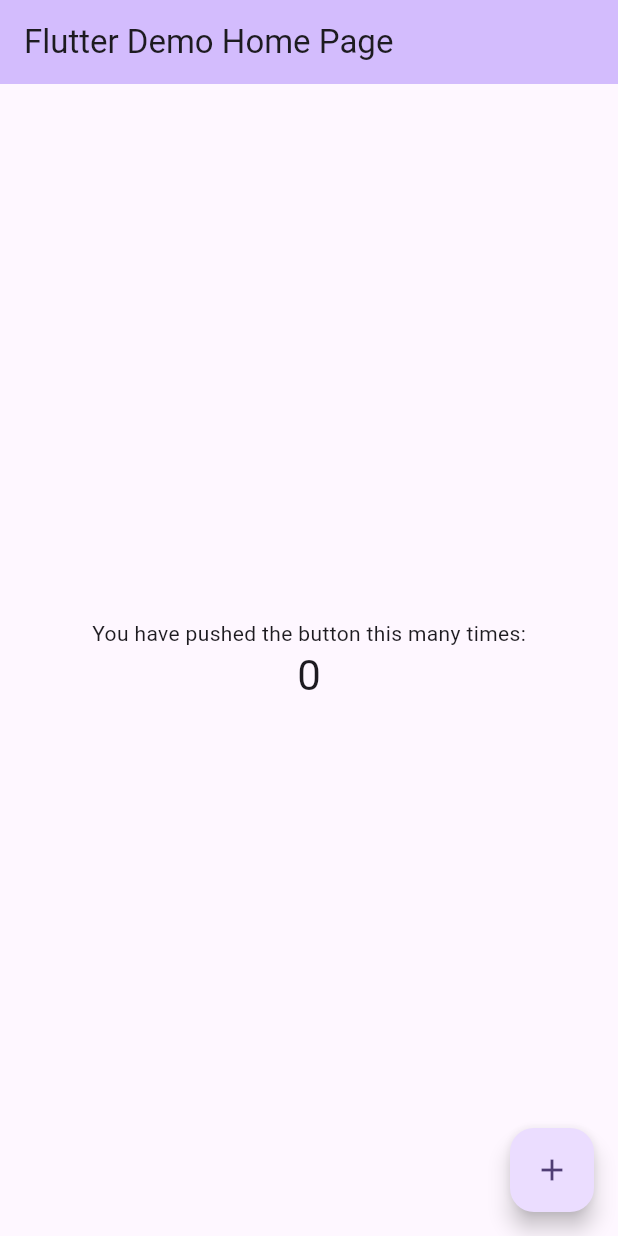
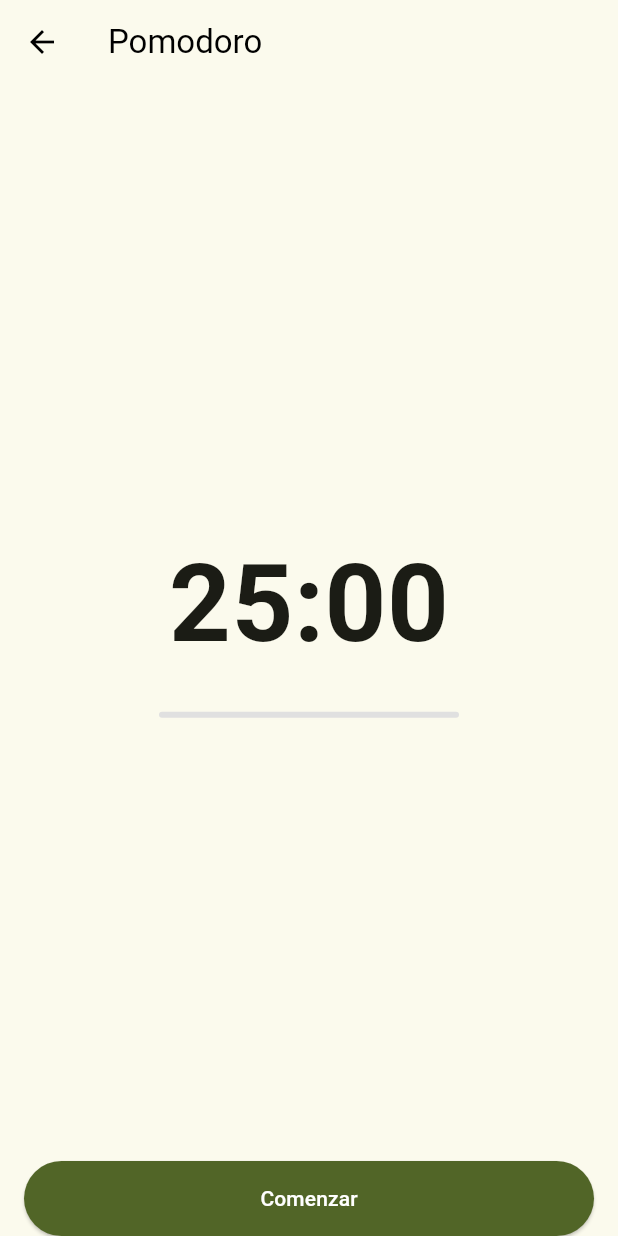
Before and after one commit to dasafodev/pomotask, a Flutter app: the screen it shows after launch, on a phone screen of 412 x 824 dp. Run offline on Flutter 3.47's test engine with Material 3 defaults, Android fonts, the phone set to English and light mode, and no system bars.

Commit message:
feat: pomodoro

```diff
--- a/lib/main.dart
+++ b/lib/main.dart
@@ -1,4 +1,5 @@
 import 'package:flutter/material.dart';
+import 'package:pomotask/pomodoro/pomodoro_view.dart';
 
 void main() {
   runApp(const MyApp());
@@ -7,75 +8,25 @@ void main() {
 class MyApp extends StatelessWidget {
   const MyApp({super.key});
 
-  // This widget is the root of your application.
   @override
   Widget build(BuildContext context) {
     return MaterialApp(
-      title: 'Flutter Demo',
+      title: 'Pomotask',
       theme: ThemeData(
-        colorScheme: ColorScheme.fromSeed(seedColor: Colors.deepPurple),
+        scaffoldBackgroundColor: const Color(0xffFBFAED),
+        primaryColor: const Color(0xffFBFAED),
+        highlightColor: const Color(0xffFBFAED),
+        appBarTheme: const AppBarTheme(
+          backgroundColor: Color(0xffFBFAED),
+          foregroundColor: Colors.black,
+        ),
+        colorScheme: ColorScheme.fromSeed(
+          seedColor: const Color(0xffFBFAED),
+          brightness: Brightness.light,
+        ),
         useMaterial3: true,
       ),
-      home: const MyHomePage(title: 'Flutter Demo Home Page'),
+      home: const PomodoroScreen(),
     );
   }
 }
-
-class MyHomePage extends StatefulWidget {
-  const MyHomePage({super.key, required this.title});
-
-  final String title;
-
-  @override
-  State<MyHomePage> createState() => _MyHomePageState();
-}
-
-class _MyHomePageState extends State<MyHomePage> {
-  int _counter = 0;
-
-  void _incrementCounter() {
-    setState(() {
-      _counter++;
-    });
-  }
-
-  @override
-  Widget build(BuildContext context) {
-    // This method is rerun every time setState is called, for instance as done
-    // by the _incrementCounter method above.
-    //
-    // The Flutter framework has been optimized to make rerunning build methods
-    // fast, so that you can just rebuild anything that needs updating rather
-    // than having to individually change instances of widgets.
-    return Scaffold(
-      appBar: AppBar(
-        // TRY THIS: Try changing the color here to a specific color (to
-        // Colors.amber, perhaps?) and trigger a hot reload to see the AppBar
-        // change color while the other colors stay the same.
-        backgroundColor: Theme.of(context).colorScheme.inversePrimary,
-        // Here we take the value from the MyHomePage object that was created by
-        // the App.build method, and use it to set our appbar title.
-        title: Text(widget.title),
-      ),
-      body: Center(
-        child: Column(
-          mainAxisAlignment: MainAxisAlignment.center,
-          children: <Widget>[
-            const Text(
-              'You have pushed the button this many times:',
-            ),
-            Text(
-              '$_counter',
-              style: Theme.of(context).textTheme.headlineMedium,
-            ),
-          ],
-        ),
-      ),
-      floatingActionButton: FloatingActionButton(
-        onPressed: _incrementCounter,
-        tooltip: 'Increment',
-        child: const Icon(Icons.add),
-      ), // This trailing comma makes auto-formatting nicer for build methods.
-    );
-  }
-}
--- /dev/null
+++ b/lib/pomodoro/pomodoro_view.dart
@@ -0,0 +1,136 @@
+import 'dart:async';
+
+import 'package:flutter/material.dart';
+import 'package:pomotask/ui/button.dart';
+
+class PomodoroScreen extends StatefulWidget {
+  const PomodoroScreen({super.key});
+
+  @override
+  State<PomodoroScreen> createState() => _PomodoroScreenState();
+}
+
+class _PomodoroScreenState extends State<PomodoroScreen> {
+  static const int _workDuration = 25 * 60;
+  static const int _breakDuration = 5 * 60;
+  int _secondsRemaining = _workDuration;
+  Timer? _timer;
+  bool _isRunning = false;
+  bool _isBreak = false;
+
+  void _startTimer() {
+    _timer = Timer.periodic(const Duration(seconds: 1), (timer) {
+      setState(() {
+        if (_secondsRemaining > 0) {
+          _secondsRemaining--;
+        } else {
+          _timer?.cancel();
+          _isRunning = false;
+          if (_isBreak) {
+            _isBreak = false;
+            _secondsRemaining = _workDuration;
+          } else {
+            _isBreak = true;
+            _secondsRemaining = _breakDuration;
+          }
+        }
+      });
+    });
+    setState(() {
+      _isRunning = true;
+    });
+  }
+
+  void _resetTimer(bool isBreak) {
+    _timer?.cancel();
+    setState(() {
+      _isBreak = isBreak;
+      _secondsRemaining = isBreak ? _breakDuration : _workDuration;
+      _isRunning = false;
+    });
+  }
+
+  void _finishSession() {
+    _timer?.cancel();
+    setState(() {
+      _isRunning = false;
+      _isBreak = false;
+      _secondsRemaining = _workDuration;
+    });
+  }
+
+  String _formatTime(int seconds) {
+    int minutes = seconds ~/ 60;
+    int remainingSeconds = seconds % 60;
+    return '${minutes.toString().padLeft(2, '0')}:${remainingSeconds.toString().padLeft(2, '0')}';
+  }
+
+  @override
+  Widget build(BuildContext context) {
+    return Scaffold(
+      appBar: AppBar(
+        title: const Text('Pomodoro'),
+        leading: IconButton(
+          icon: const Icon(Icons.arrow_back),
+          onPressed: () {},
+        ),
+      ),
+      body: Center(
+        child: Column(
+          mainAxisAlignment: MainAxisAlignment.center,
+          children: [
+            Text(
+              _formatTime(_secondsRemaining),
+              style: const TextStyle(fontSize: 72, fontWeight: FontWeight.bold),
+            ),
+            const SizedBox(height: 20),
+            SizedBox(
+              width: 200,
+              child: LinearProgressIndicator(
+                value: (_isBreak
+                        ? _breakDuration - _secondsRemaining
+                        : _workDuration - _secondsRemaining) /
+                    (_isBreak ? _breakDuration : _workDuration),
+                backgroundColor: Colors.grey[300],
+                borderRadius: BorderRadius.circular(12),
+              ),
+            ),
+          ],
+        ),
+      ),
+      bottomNavigationBar: SafeArea(
+        child: Padding(
+          padding: const EdgeInsets.symmetric(horizontal: 16.0),
+          child: Column(
+            mainAxisSize: MainAxisSize.min,
+            mainAxisAlignment: MainAxisAlignment.spaceEvenly,
+            children: [
+              if (!_isRunning)
+                Button(
+                  onPressed: _startTimer,
+                  child: const Text('Comenzar'),
+                )
+              else ...[
+                Button(
+                  onPressed: _finishSession,
+                  child: const Text('Finalizar sesión'),
+                ),
+                const SizedBox(height: 16),
+                SimpleButton(
+                  onPressed: () => _resetTimer(!_isBreak),
+                  child: const Text('Descansar'),
+                ),
+              ],
+            ],
+          ),
+        ),
+      ),
+    );
+  }
+
+  @override
+  void dispose() {
+    _timer?.cancel();
+    super.dispose();
+  }
+}
--- /dev/null
+++ b/lib/ui/button.dart
@@ -0,0 +1,45 @@
+import 'package:flutter/material.dart';
+
+class Button extends StatelessWidget {
+  const Button({super.key, required this.onPressed, required this.child});
+
+  final Function() onPressed;
+  final Widget child;
+  @override
+  Widget build(BuildContext context) {
+    return SizedBox(
+      width: MediaQuery.sizeOf(context).width,
+      child: ElevatedButton(
+        onPressed: onPressed,
+        style: ElevatedButton.styleFrom(
+          backgroundColor: const Color(0xff516527),
+          foregroundColor: Colors.white,
+          padding: const EdgeInsets.symmetric(horizontal: 20, vertical: 15),
+        ),
+        child: child,
+      ),
+    );
+  }
+}
+
+class SimpleButton extends StatelessWidget {
+  const SimpleButton({super.key, required this.onPressed, required this.child});
+
+  final Function() onPressed;
+  final Widget child;
+
+  @override
+  Widget build(BuildContext context) {
+    return SizedBox(
+      width: MediaQuery.sizeOf(context).width,
+      child: OutlinedButton(
+        onPressed: onPressed,
+        style: OutlinedButton.styleFrom(
+          foregroundColor: const Color(0xff516527),
+          padding: const EdgeInsets.symmetric(horizontal: 20, vertical: 15),
+        ),
+        child: child,
+      ),
+    );
+  }
+}
```
Also changed, not shown: 2 other files.
